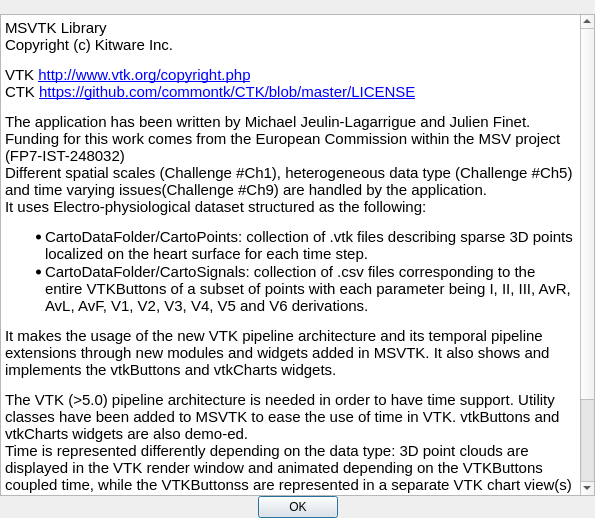
This is Applications/VTKButtons/Resources/UI/msvQVTKButtonsAboutDialog.ui in MSV-Project/MSVTK as Qt 5 draws it before an edit. The edited form follows.
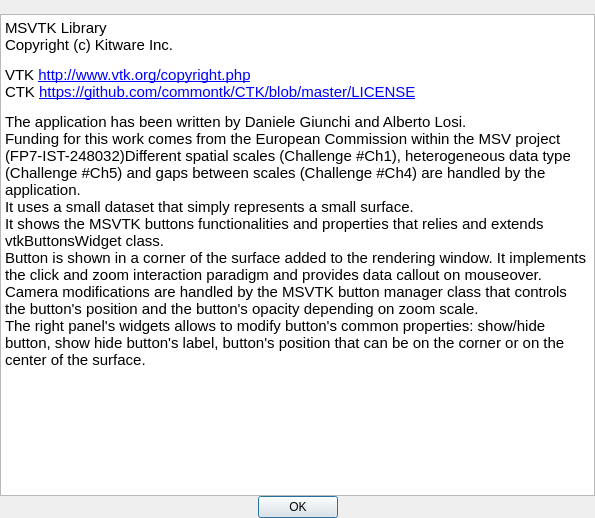
This is the edited form. Icons and pictures are not drawn.

Commit message: Modify about dialog (closes #32)

Patch:
```diff
--- a/Applications/VTKButtons/Resources/UI/msvQVTKButtonsAboutDialog.ui
+++ b/Applications/VTKButtons/Resources/UI/msvQVTKButtonsAboutDialog.ui
@@ -42,14 +42,10 @@
       <string>&lt;!DOCTYPE HTML PUBLIC &quot;-//W3C//DTD HTML 4.0//EN&quot; &quot;http://www.w3.org/TR/REC-html40/strict.dtd&quot;&gt;
 &lt;html&gt;&lt;head&gt;&lt;meta name=&quot;qrichtext&quot; content=&quot;1&quot; /&gt;&lt;style type=&quot;text/css&quot;&gt;
 p, li { white-space: pre-wrap; }
-&lt;/style&gt;&lt;/head&gt;&lt;body style=&quot; font-family:'Ubuntu'; font-size:11pt; font-weight:400; font-style:normal;&quot;&gt;
-&lt;p style=&quot; margin-top:12px; margin-bottom:12px; margin-left:0px; margin-right:0px; -qt-block-indent:0; text-indent:0px;&quot;&gt;MSVTK Library&lt;br /&gt;Copyright (c) Kitware Inc. &lt;/p&gt;
-&lt;p style=&quot; margin-top:12px; margin-bottom:12px; margin-left:0px; margin-right:0px; -qt-block-indent:0; text-indent:0px;&quot;&gt;VTK &lt;a href=&quot;http://www.vtk.org/copyright.php&quot;&gt;&lt;span style=&quot; text-decoration: underline; color:#0000ff;&quot;&gt;http://www.vtk.org/copyright.php&lt;/span&gt;&lt;/a&gt; &lt;br /&gt;CTK &lt;a href=&quot;https://github.com/commontk/CTK/blob/master/LICENSE&quot;&gt;&lt;span style=&quot; text-decoration: underline; color:#0000ff;&quot;&gt;https://github.com/commontk/CTK/blob/master/LICENSE&lt;/span&gt;&lt;/a&gt; &lt;/p&gt;
-&lt;p style=&quot; margin-top:12px; margin-bottom:12px; margin-left:0px; margin-right:0px; -qt-block-indent:0; text-indent:0px;&quot;&gt;The application has been written by Michael Jeulin-Lagarrigue and Julien Finet.&lt;br /&gt;Funding for this work comes from the European Commission within the MSV project (FP7-IST-248032)&lt;br /&gt;Different spatial scales (Challenge #Ch1), heterogeneous data type (Challenge #Ch5) and time varying issues(Challenge #Ch9) are handled by the application.&lt;br /&gt;It uses Electro-physiological dataset structured as the following: &lt;/p&gt;
-&lt;ul style=&quot;margin-top: 0px; margin-bottom: 0px; margin-left: 0px; margin-right: 0px; -qt-list-indent: 1;&quot;&gt;&lt;li style=&quot; margin-top:12px; margin-bottom:0px; margin-left:0px; margin-right:0px; -qt-block-indent:0; text-indent:0px;&quot;&gt;CartoDataFolder/CartoPoints: collection of .vtk files describing sparse 3D points localized on the heart surface for each time step. &lt;/li&gt;
-&lt;li style=&quot; margin-top:0px; margin-bottom:12px; margin-left:0px; margin-right:0px; -qt-block-indent:0; text-indent:0px;&quot;&gt;CartoDataFolder/CartoSignals: collection of .csv files corresponding to the entire VTKButtons of a subset of points with each parameter being I, II, III, AvR, AvL, AvF, V1, V2, V3, V4, V5 and V6 derivations. &lt;/li&gt;&lt;/ul&gt;
-&lt;p style=&quot; margin-top:12px; margin-bottom:12px; margin-left:0px; margin-right:0px; -qt-block-indent:0; text-indent:0px;&quot;&gt;It makes the usage of the new VTK pipeline architecture and its temporal pipeline extensions through new modules and widgets added in MSVTK. It also shows and implements the vtkButtons and vtkCharts widgets. &lt;/p&gt;
-&lt;p style=&quot; margin-top:12px; margin-bottom:12px; margin-left:0px; margin-right:0px; -qt-block-indent:0; text-indent:0px;&quot;&gt;The VTK (&amp;gt;5.0) pipeline architecture is needed in order to have time support. Utility classes have been added to MSVTK to ease the use of time in VTK. vtkButtons and vtkCharts widgets are also demo-ed. &lt;br /&gt;Time is represented differently depending on the data type: 3D point clouds are displayed in the VTK render window and animated depending on the VTKButtons coupled time, while the VTKButtonss are represented in a separate VTK chart view(s) as static representations. &lt;br /&gt;3D points for which VTKButtons measurements are recorded are clickable through vtkButtons. vtkButtons are displayed in the VTK render window as cube and linked to the point cloud. Buttons are the connection between the 3D points and the VTKButtons. They are used to display the VTKButtons chart corresponding to the clicked point. &lt;/p&gt;&lt;/body&gt;&lt;/html&gt;</string>
+&lt;/style&gt;&lt;/head&gt;&lt;body style=&quot; font-family:'Lucida Grande'; font-size:13pt; font-weight:400; font-style:normal;&quot;&gt;
+&lt;p style=&quot; margin-top:12px; margin-bottom:12px; margin-left:0px; margin-right:0px; -qt-block-indent:0; text-indent:0px;&quot;&gt;&lt;span style=&quot; font-family:'Ubuntu'; font-size:11pt;&quot;&gt;MSVTK Library&lt;br /&gt;Copyright (c) Kitware Inc. &lt;/span&gt;&lt;/p&gt;
+&lt;p style=&quot; margin-top:12px; margin-bottom:12px; margin-left:0px; margin-right:0px; -qt-block-indent:0; text-indent:0px;&quot;&gt;&lt;span style=&quot; font-family:'Ubuntu'; font-size:11pt;&quot;&gt;VTK &lt;/span&gt;&lt;a href=&quot;http://www.vtk.org/copyright.php&quot;&gt;&lt;span style=&quot; font-family:'Ubuntu'; font-size:11pt; text-decoration: underline; color:#0000ff;&quot;&gt;http://www.vtk.org/copyright.php&lt;/span&gt;&lt;/a&gt;&lt;span style=&quot; font-family:'Ubuntu'; font-size:11pt;&quot;&gt; &lt;br /&gt;CTK &lt;/span&gt;&lt;a href=&quot;https://github.com/commontk/CTK/blob/master/LICENSE&quot;&gt;&lt;span style=&quot; font-family:'Ubuntu'; font-size:11pt; text-decoration: underline; color:#0000ff;&quot;&gt;https://github.com/commontk/CTK/blob/master/LICENSE&lt;/span&gt;&lt;/a&gt;&lt;span style=&quot; font-family:'Ubuntu'; font-size:11pt;&quot;&gt; &lt;/span&gt;&lt;/p&gt;
+&lt;p style=&quot; margin-top:12px; margin-bottom:12px; margin-left:0px; margin-right:0px; -qt-block-indent:0; text-indent:0px;&quot;&gt;&lt;span style=&quot; font-family:'Ubuntu'; font-size:11pt;&quot;&gt;The application has been written by Daniele Giunchi and Alberto Losi.&lt;br /&gt;Funding for this work comes from the European Commission within the MSV project (FP7-IST-248032)Different spatial scales (Challenge #Ch1), heterogeneous data type (Challenge #Ch5) and gaps between scales (Challenge #Ch4) are handled by the application.&lt;br /&gt;It uses a small dataset that simply represents a small surface.&lt;br /&gt;It shows the MSVTK buttons functionalities and properties that relies and extends vtkButtonsWidget class.&lt;br /&gt;Button is shown in a corner of the surface added to the rendering window. It implements the click and zoom interaction paradigm and provides data callout on mouseover.&lt;br /&gt;Camera modifications are handled by the MSVTK button manager class that controls the button's position and the button's opacity depending on zoom scale.&lt;br /&gt;The right panel's widgets allows to modify button's common properties: show/hide button, show hide button's label, button's position that can be on the corner or on the center of the surface.&lt;/span&gt;&lt;/p&gt;&lt;/body&gt;&lt;/html&gt;</string>
      </property>
     </widget>
    </item>
```
